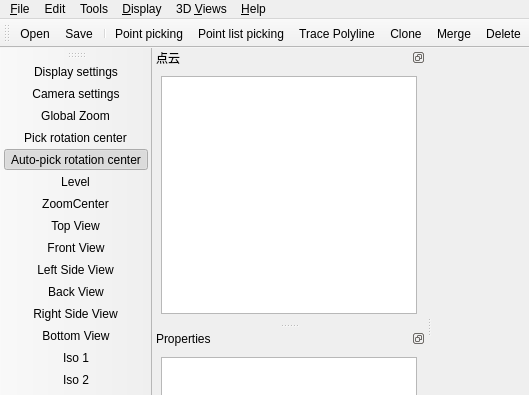
This is qCC/ui_templates/mainWindow.ui in HopeCollector/CloudCompare as Qt 5 draws it before an edit; both pictures show x 0 to 529 and y 0 to 395 of the 1024 by 768 pixel window. The edited form follows.
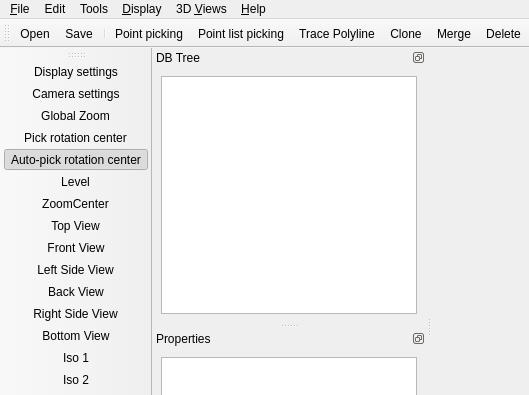
This is the edited form. Icons and pictures are not drawn. Custom widgets are drawn as their Qt base class.

Commit message: 恢复英文 ui

```diff
--- a/qCC/ui_templates/mainWindow.ui
+++ b/qCC/ui_templates/mainWindow.ui
@@ -522,7 +522,7 @@
     <set>QDockWidget::DockWidgetFloatable|QDockWidget::DockWidgetMovable</set>
    </property>
    <property name="windowTitle">
-    <string>点云</string>
+    <string>DB Tree</string>
    </property>
    <attribute name="dockWidgetArea">
     <number>1</number>
```
The commit also changes 1 other file.
